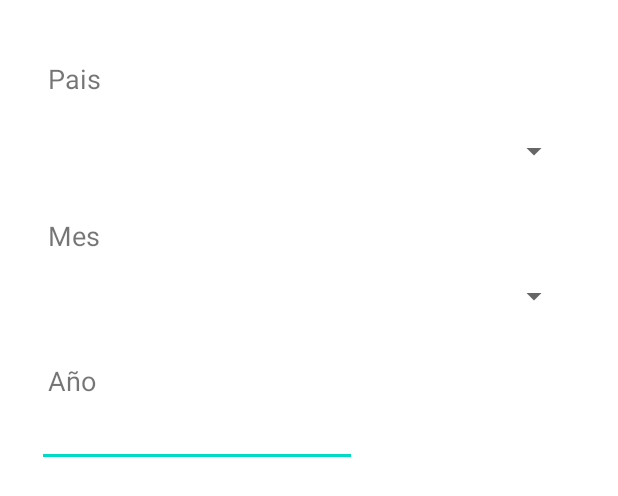
After one commit to JunZH0/Earthquake_Android_APP, an Android app: the layout activity_filter_dialog.xml on its own in the app's theme, with its tools: preview values and no code run, on a phone screen of 412 x 824 dp. The commit adds this screen. Shown: the top 496 px of the screen. Run offline under Robolectric (Android 15) with nearby library versions, the phone set to English and light mode, and no system bars.

Commit message:
created dialog ui, TODO filters functionalities

```diff
--- a/app/src/main/AndroidManifest.xml
+++ b/app/src/main/AndroidManifest.xml
@@ -12,6 +12,9 @@
         android:theme="@style/Theme.ProyectoT2AD_JunZhou"
         tools:targetApi="31">
         <activity
+            android:name=".FilterDialog"
+            android:exported="false" />
+        <activity
             android:name=".MainActivity"
             android:exported="true">
             <intent-filter>
--- /dev/null
+++ b/app/src/main/java/com/example/proyectot2ad_junzhou/OnDatosListener.java
@@ -0,0 +1,5 @@
+package com.example.proyectot2ad_junzhou;
+
+public interface OnDatosListener {
+    public void onDatosListener(String fecha_Hora, String pais);
+}
--- a/app/src/main/java/com/example/proyectot2ad_junzhou/dao/PaisesAfectadosDao.java
+++ b/app/src/main/java/com/example/proyectot2ad_junzhou/dao/PaisesAfectadosDao.java
@@ -23,6 +23,9 @@ public interface PaisesAfectadosDao {
     @Query("SELECT * FROM PAISES_AFECTADOS WHERE fecha_Hora = :fecha_Hora")
     public PaisesAfectados selectByFechaHora(String fecha_Hora);
 
+    @Query("SELECT pais FROM PAISES_AFECTADOS ")
+    public List<String> selectPaises();
+
     @Insert
     public long insert(PaisesAfectados paisesAfectados);
 
--- a/app/src/main/java/com/example/proyectot2ad_junzhou/entity/PaisesAfectados.java
+++ b/app/src/main/java/com/example/proyectot2ad_junzhou/entity/PaisesAfectados.java
@@ -1,5 +1,6 @@
 package com.example.proyectot2ad_junzhou.entity;
 
+import androidx.annotation.NonNull;
 import androidx.room.ColumnInfo;
 import androidx.room.Entity;
 import androidx.room.ForeignKey;
@@ -11,11 +12,12 @@ import androidx.room.PrimaryKey;
         parentColumns = "fecha_Hora",
         childColumns = "fecha_Hora",
         onDelete = ForeignKey.CASCADE)},
-        indices = {@Index(value = {"nombre"},unique = true)})
+        indices = {@Index(value = {"pais"},unique = true)})
 
 public class PaisesAfectados {
 
-    @PrimaryKey()
+    @PrimaryKey
+    @NonNull
     public String fecha_Hora;
 
     @ColumnInfo(name = "pais")
--- a/app/src/main/java/com/example/proyectot2ad_junzhou/entity/Terremotos.java
+++ b/app/src/main/java/com/example/proyectot2ad_junzhou/entity/Terremotos.java
@@ -1,5 +1,6 @@
 package com.example.proyectot2ad_junzhou.entity;
 
+import androidx.annotation.NonNull;
 import androidx.room.ColumnInfo;
 import androidx.room.Entity;
 import androidx.room.Index;
@@ -7,7 +8,8 @@ import androidx.room.PrimaryKey;
 
 @Entity(tableName = "TERREMOTOS", indices = {@Index(value = {"nom_disp"}, unique = true)})
 public class Terremotos {
-    @PrimaryKey()
+    @PrimaryKey
+    @NonNull
     public String fecha_Hora;
 
     @ColumnInfo (name = "magnitud")
--- a/app/src/main/java/com/example/proyectot2ad_junzhou/db/TerremotosDB.java
+++ b/app/src/main/java/com/example/proyectot2ad_junzhou/rvutils/db/TerremotosDB.java
@@ -1,4 +1,4 @@
-package com.example.proyectot2ad_junzhou.db;
+package com.example.proyectot2ad_junzhou.rvutils.db;
 
 import android.content.Context;
 
@@ -13,7 +13,7 @@ import com.example.proyectot2ad_junzhou.entity.Terremotos;
 
 @Database(entities = {Terremotos.class, PaisesAfectados.class}, version = 1)
 public abstract class TerremotosDB extends RoomDatabase {
-
+// Clase para la creacion de la base de datos y la conexion con los DAOs
         public abstract TerremotosDao terremotosDao();
         public abstract PaisesAfectadosDao paisesAfectadosDao();
 
--- /dev/null
+++ b/app/src/main/res/layout/activity_filter_dialog.xml
@@ -0,0 +1,75 @@
+<?xml version="1.0" encoding="utf-8"?>
+<androidx.constraintlayout.widget.ConstraintLayout xmlns:android="http://schemas.android.com/apk/res/android"
+    xmlns:app="http://schemas.android.com/apk/res-auto"
+    xmlns:tools="http://schemas.android.com/tools"
+    android:layout_width="match_parent"
+    android:layout_height="match_parent"
+    tools:context=".FilterDialog">
+
+    <TextView
+        android:id="@+id/tvPais"
+        android:layout_width="wrap_content"
+        android:layout_height="wrap_content"
+        android:layout_marginStart="32dp"
+        android:layout_marginTop="40dp"
+        android:text="@string/stringESPpais"
+        android:textSize="18sp"
+        app:layout_constraintStart_toStartOf="parent"
+        app:layout_constraintTop_toTopOf="parent" />
+
+    <Spinner
+        android:id="@+id/spnPais"
+        android:layout_width="0dp"
+        android:layout_height="wrap_content"
+        android:layout_marginStart="32dp"
+        android:layout_marginTop="24dp"
+        android:layout_marginEnd="32dp"
+        app:layout_constraintEnd_toEndOf="parent"
+        app:layout_constraintStart_toStartOf="parent"
+        app:layout_constraintTop_toBottomOf="@+id/tvPais" />
+
+    <TextView
+        android:id="@+id/tvMes"
+        android:layout_width="wrap_content"
+        android:layout_height="wrap_content"
+        android:layout_marginStart="32dp"
+        android:layout_marginTop="32dp"
+        android:textSize="18sp"
+        android:text="@string/StringESPmes"
+        app:layout_constraintStart_toStartOf="parent"
+        app:layout_constraintTop_toBottomOf="@+id/spnPais" />
+
+    <Spinner
+        android:id="@+id/spnMes"
+        android:layout_width="0dp"
+        android:layout_height="wrap_content"
+        android:layout_marginStart="32dp"
+        android:layout_marginTop="16dp"
+        android:layout_marginEnd="32dp"
+        app:layout_constraintEnd_toEndOf="parent"
+        app:layout_constraintStart_toStartOf="parent"
+        app:layout_constraintTop_toBottomOf="@+id/tvMes" />
+
+    <TextView
+        android:id="@+id/tvAnio"
+        android:layout_width="wrap_content"
+        android:layout_height="wrap_content"
+        android:layout_marginStart="32dp"
+        android:layout_marginTop="32dp"
+        android:text="@string/stringESPAnio"
+        android:textSize="18sp"
+        app:layout_constraintStart_toStartOf="parent" app:layout_constraintTop_toBottomOf="@+id/spnMes" />
+
+    <EditText
+        android:id="@+id/editTextNumber2"
+        android:layout_width="wrap_content"
+        android:layout_height="wrap_content"
+        android:layout_marginStart="24dp"
+        android:layout_marginEnd="174dp"
+        android:ems="10"
+        android:inputType="number"
+        app:layout_constraintEnd_toEndOf="parent"
+        app:layout_constraintStart_toStartOf="parent"
+        app:layout_constraintTop_toBottomOf="@+id/tvAnio" />
+
+</androidx.constraintlayout.widget.ConstraintLayout>
--- a/app/src/main/res/values-night/themes.xml
+++ b/app/src/main/res/values-night/themes.xml
@@ -12,5 +12,7 @@
         <!-- Status bar color. -->
         <item name="android:statusBarColor">?attr/colorPrimaryVariant</item>
         <!-- Customize your theme here. -->
+
+        <item name="android:colorBackground">@color/black</item>
     </style>
 </resources>
--- a/app/src/main/res/values/strings.xml
+++ b/app/src/main/res/values/strings.xml
@@ -3,4 +3,7 @@
     <string name="strEspFiltros">Filtros</string>
     <string name="strESPConsulta">Consultar</string>
     <string name="strPlaceholder">TextView</string>
+    <string name="stringESPAnio">Año</string>
+    <string name="stringESPpais">Pais</string>
+    <string name="StringESPmes">Mes</string>
 </resources>
--- a/app/src/main/res/values/themes.xml
+++ b/app/src/main/res/values/themes.xml
@@ -2,9 +2,9 @@
     <!-- Base application theme. -->
     <style name="Theme.ProyectoT2AD_JunZhou" parent="Theme.MaterialComponents.DayNight.DarkActionBar">
         <!-- Primary brand color. -->
-        <item name="colorPrimary">@color/purple_500</item>
+        <item name="colorPrimary">#534B02</item>
         <item name="colorPrimaryVariant">@color/purple_700</item>
-        <item name="colorOnPrimary">@color/white</item>
+        <item name="colorOnPrimary">@color/black</item>
         <!-- Secondary brand color. -->
         <item name="colorSecondary">@color/teal_200</item>
         <item name="colorSecondaryVariant">@color/teal_700</item>
@@ -12,5 +12,8 @@
         <!-- Status bar color. -->
         <item name="android:statusBarColor">?attr/colorPrimaryVariant</item>
         <!-- Customize your theme here. -->
+
+        <item name="android:colorBackground">@color/white</item>
+
     </style>
 </resources>
```
Also changed, not shown: app/src/main/java/com/example/proyectot2ad_junzhou/FilterDialog.java (added, +95 -0 lines), app/src/main/java/com/example/proyectot2ad_junzhou/MainActivity.java (+28 -1 lines), app/src/main/java/com/example/proyectot2ad_junzhou/rvutils/db/TerremotoAdapter.java (added, +34 -0 lines), app/src/main/res/layout/activity_main.xml (+17 -7 lines).
